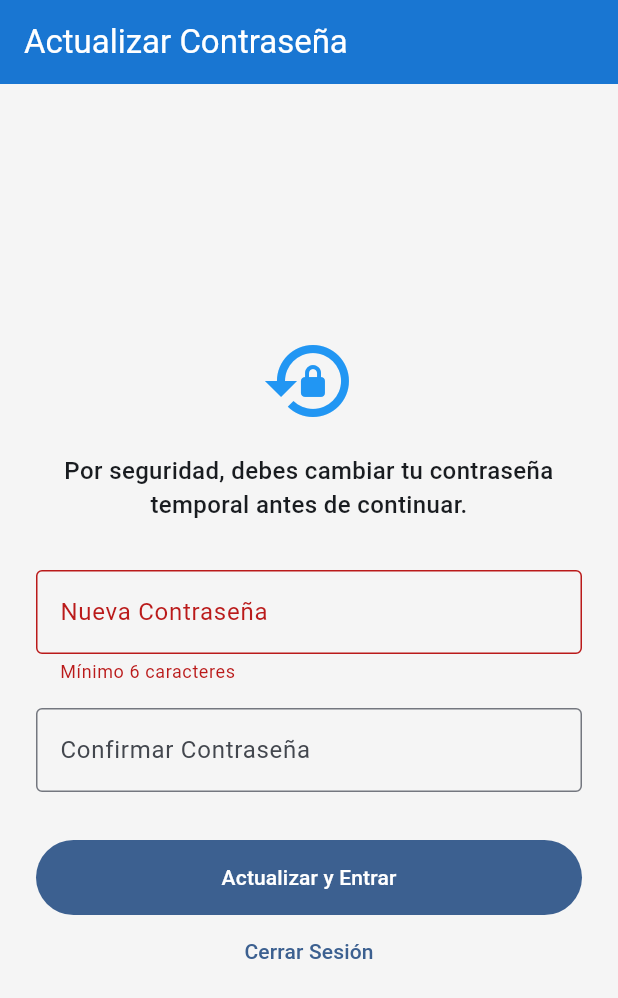
After one commit to MiguelDLM/SIGE-MX, a Flutter app: the ChangePasswordScreen screen opened by its route, after a tap on "Actualizar y Entrar", on a phone screen of 412 x 824 dp. The commit adds this screen. Shown: the top 998 px of the screen. Run offline on Flutter 3.47's test engine with Material 3 defaults, Android fonts, the phone set to English and light mode, and no system bars; our stand-ins replace connectivity_plus, dio, file_picker, flutter_riverpod, flutter_secure_storage, go_router and 4 more; accounts and stored records are empty.

Commit message:
Standardize passwords, add student status, parent management and stylized timetable

```diff
--- a/mobile/lib/core/auth/auth_notifier.dart
+++ b/mobile/lib/core/auth/auth_notifier.dart
@@ -108,10 +108,12 @@ class AuthNotifier extends AsyncNotifier<AuthState> {
             ?.map((e) => e.toString())
             .toList() ??
         [];
+    final mustChange = payload['must_change_password'] as bool? ?? false;
     return AuthAuthenticated(
       userId: userId,
       roles: roles,
       primaryRole: roles.isNotEmpty ? roles.first : '',
+      mustChangePassword: mustChange,
     );
   }
 }
--- a/mobile/lib/core/auth/auth_state.dart
+++ b/mobile/lib/core/auth/auth_state.dart
@@ -10,11 +10,13 @@ class AuthAuthenticated extends AuthState {
   final String userId;
   final List<String> roles;
   final String primaryRole;
+  final bool mustChangePassword;
 
   const AuthAuthenticated({
     required this.userId,
     required this.roles,
     required this.primaryRole,
+    this.mustChangePassword = false,
   });
 }
 
--- /dev/null
+++ b/mobile/lib/features/auth/change_password_screen.dart
@@ -0,0 +1,99 @@
+import 'package:flutter/material.dart';
+import 'package:flutter_riverpod/flutter_riverpod.dart';
+
+import '../../core/api/api_client.dart';
+import '../../core/auth/auth_notifier.dart';
+
+class ChangePasswordScreen extends ConsumerStatefulWidget {
+  const ChangePasswordScreen({super.key});
+
+  @override
+  ConsumerState<ChangePasswordScreen> createState() => _ChangePasswordScreenState();
+}
+
+class _ChangePasswordScreenState extends ConsumerState<ChangePasswordScreen> {
+  final _passCtrl = TextEditingController();
+  final _confirmCtrl = TextEditingController();
+  final _formKey = GlobalKey<FormState>();
+  bool _loading = false;
+  String? _error;
+
+  @override
+  void dispose() {
+    _passCtrl.dispose();
+    _confirmCtrl.dispose();
+    super.dispose();
+  }
+
+  Future<void> _submit() async {
+    if (!_formKey.currentState!.validate()) return;
+    setState(() { _loading = true; _error = null; });
+    try {
+      final dio = ref.read(apiClientProvider);
+      await dio.post('/api/v1/auth/change-password', data: {
+        'new_password': _passCtrl.text,
+      });
+      // Refresh auth state to update must_change_password flag
+      ref.invalidate(authNotifierProvider);
+    } catch (e) {
+      setState(() => _error = 'Error al cambiar contraseña: $e');
+    } finally {
+      if (mounted) setState(() => _loading = false);
+    }
+  }
+
+  @override
+  Widget build(BuildContext context) {
+    return Scaffold(
+      appBar: AppBar(title: const Text('Actualizar Contraseña'), automaticallyImplyLeading: false),
+      body: Center(
+        child: SingleChildScrollView(
+          padding: const EdgeInsets.all(24),
+          child: Form(
+            key: _formKey,
+            child: Column(
+              mainAxisSize: MainAxisSize.min,
+              children: [
+                const Icon(Icons.lock_reset, size: 64, color: Colors.blue),
+                const SizedBox(height: 16),
+                const Text(
+                  'Por seguridad, debes cambiar tu contraseña temporal antes de continuar.',
+                  textAlign: TextAlign.center,
+                  style: TextStyle(fontSize: 16, fontWeight: FontWeight.w500),
+                ),
+                const SizedBox(height: 32),
+                TextFormField(
+                  controller: _passCtrl,
+                  obscureText: true,
+                  decoration: const InputDecoration(labelText: 'Nueva Contraseña', border: OutlineInputBorder()),
+                  validator: (v) => (v == null || v.length < 6) ? 'Mínimo 6 caracteres' : null,
+                ),
+                const SizedBox(height: 16),
+                TextFormField(
+                  controller: _confirmCtrl,
+                  obscureText: true,
+                  decoration: const InputDecoration(labelText: 'Confirmar Contraseña', border: OutlineInputBorder()),
+                  validator: (v) => v != _passCtrl.text ? 'Las contraseñas no coinciden' : null,
+                ),
+                if (_error != null) Padding(padding: const EdgeInsets.only(top: 16), child: Text(_error!, style: const TextStyle(color: Colors.red))),
+                const SizedBox(height: 32),
+                SizedBox(
+                  width: double.infinity,
+                  height: 50,
+                  child: FilledButton(
+                    onPressed: _loading ? null : _submit,
+                    child: _loading ? const CircularProgressIndicator(color: Colors.white) : const Text('Actualizar y Entrar'),
+                  ),
+                ),
+                TextButton(
+                  onPressed: () => ref.read(authNotifierProvider.notifier).logout(),
+                  child: const Text('Cerrar Sesión'),
+                ),
+              ],
+            ),
+          ),
+        ),
+      ),
+    );
+  }
+}
```
Also changed, not shown: mobile/lib/core/router/router.dart (+10 -1 lines), 4 other files.
